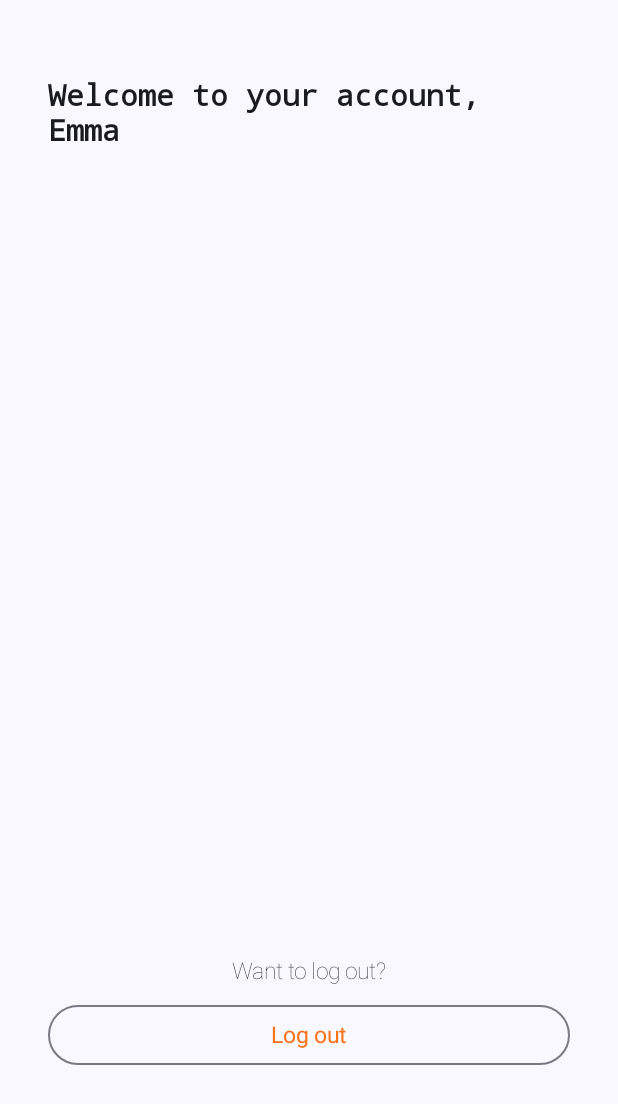
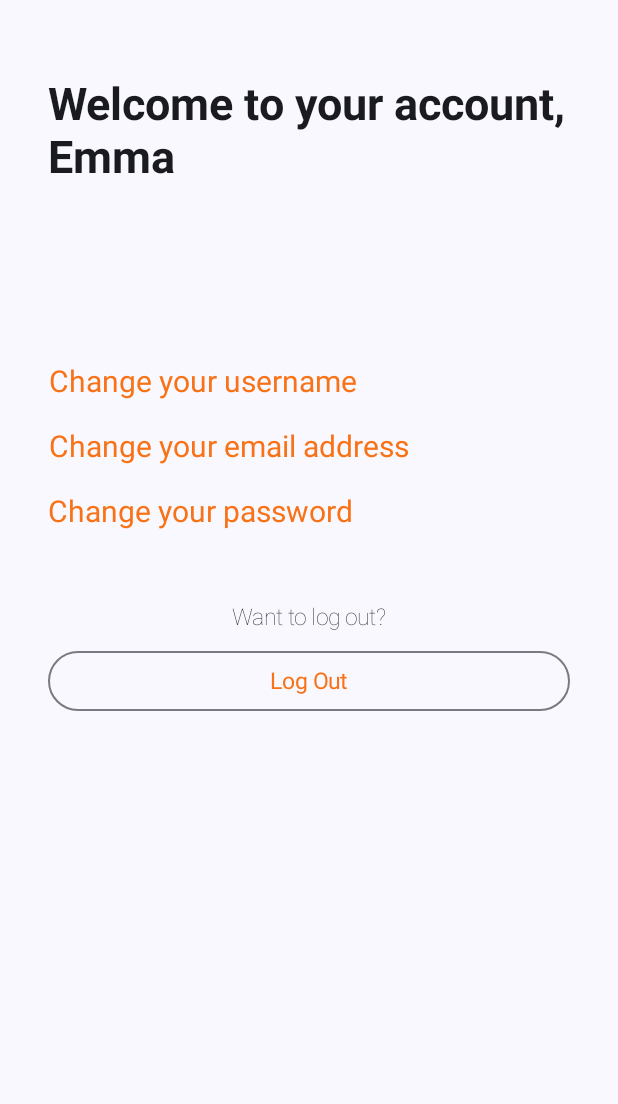
Before and after one commit to foivos-laz/Mobile_Computing_Project, an Android app built with Jetpack Compose: the composable AccountPage shown on its own in the app's theme, on a phone screen of 412 x 824 dp. Shown: the top 1104 px of the screen. Run offline under Robolectric (Android 15) with nearby library versions, the phone set to English and light mode, and no system bars.

Commit message:
Sixth commit

```diff
--- a/app/build.gradle.kts
+++ b/app/build.gradle.kts
@@ -2,6 +2,7 @@ plugins {
     alias(libs.plugins.android.application)
     alias(libs.plugins.kotlin.android)
     alias(libs.plugins.kotlin.compose)
+    alias(libs.plugins.google.gms.google.services)
 }
 
 android {
@@ -49,6 +50,8 @@ dependencies {
     implementation(libs.androidx.ui.graphics)
     implementation(libs.androidx.ui.tooling.preview)
     implementation(libs.androidx.material3)
+    implementation(libs.firebase.auth)
+    implementation(libs.firebase.firestore)
     testImplementation(libs.junit)
     androidTestImplementation(libs.androidx.junit)
     androidTestImplementation(libs.androidx.espresso.core)
--- a/app/src/main/java/com/example/mobilecomputingassignment/Routes.kt
+++ b/app/src/main/java/com/example/mobilecomputingassignment/Routes.kt
@@ -5,4 +5,7 @@ object Routes {
     var loginscreen = "LoginScreen"
     var signupscreen = "SignupScreen"
     var homescreen = "HomeScreen"
+    var namechangescreen = "NameChangeScreen"
+    var passwordhangescreen = "EmailChangeScreen"
+    var emailchangescreen = "PasswordChangeScreen"
 }
--- a/app/src/main/java/com/example/mobilecomputingassignment/pages/AccountPage.kt
+++ b/app/src/main/java/com/example/mobilecomputingassignment/pages/AccountPage.kt
@@ -1,7 +1,10 @@
 package com.example.mobilecomputingassignment.pages
 
+import androidx.compose.foundation.background
+import androidx.compose.foundation.clickable
 import androidx.compose.foundation.layout.Arrangement
 import androidx.compose.foundation.layout.Column
+import androidx.compose.foundation.layout.Row
 import androidx.compose.foundation.layout.Spacer
 import androidx.compose.foundation.layout.fillMaxSize
 import androidx.compose.foundation.layout.fillMaxWidth
@@ -11,15 +14,17 @@ import androidx.compose.material3.ButtonDefaults
 import androidx.compose.material3.OutlinedButton
 import androidx.compose.material3.Text
 import androidx.compose.runtime.Composable
+import androidx.compose.runtime.getValue
+import androidx.compose.runtime.mutableStateOf
+import androidx.compose.runtime.remember
+import androidx.compose.runtime.setValue
 import androidx.compose.ui.Alignment
 import androidx.compose.ui.Modifier
 import androidx.compose.ui.graphics.Color
 import androidx.compose.ui.res.stringResource
 import androidx.compose.ui.text.TextStyle
-import androidx.compose.ui.text.font.FontFamily
 import androidx.compose.ui.text.font.FontWeight
 import androidx.compose.ui.text.style.TextAlign
-import androidx.compose.ui.tooling.preview.Preview
 import androidx.compose.ui.unit.dp
 import androidx.compose.ui.unit.sp
 import androidx.navigation.NavHostController
@@ -28,34 +33,89 @@ import com.example.mobilecomputingassignment.Routes
 
 @Composable
 fun AccountPage(modifier: Modifier = Modifier, navController: NavHostController) {
+
+    val orange = Color(0xFFF87217)
+
+    var enabled by remember {
+        mutableStateOf(true)
+    }
+
     Column(modifier = Modifier.fillMaxSize()
         .padding(32.dp),
         verticalArrangement = Arrangement.Top,
         horizontalAlignment = Alignment.CenterHorizontally
     ) {
-        //This is for the Welcome message
-        Column (modifier = Modifier.fillMaxWidth().padding(0.dp, 20.dp)){
-            Text(text = stringResource(id = R.string.accountpage_text1),
+        /*
+        This is for the Welcome message.
+        Change the "Emma" with the actual name of the user
+        that is retrieved from Firebase.
+        */
+        Column (modifier = Modifier.fillMaxWidth().padding(0.dp, 20.dp)
+        ){
+            Text(text = stringResource(id = R.string.accountpage_text1) +" Emma",
                 modifier = Modifier.fillMaxWidth(),
                 style = TextStyle(
-                    fontSize = 20.sp,
-                    fontFamily = FontFamily.Monospace,
-                    fontWeight = FontWeight.Bold
-                )
-            )
-            //The name here is for testing reasons...
-            //must be replaced later with firebase call
-            Text(text = "Emma",
-                modifier = Modifier.fillMaxWidth(),
-                style = TextStyle(
-                    fontSize = 20.sp,
-                    fontFamily = FontFamily.Monospace,
+                    fontSize = 30.sp,
+                    //fontFamily = FontFamily.Monospace,
                     fontWeight = FontWeight.Bold
                 )
             )
         }
 
-        Spacer(modifier = Modifier.height(520.dp))
+        Spacer(modifier = Modifier.height(100.dp))
+
+        //This is for the change details area of the page
+      Column (modifier = Modifier.fillMaxWidth(),
+          verticalArrangement = Arrangement.Center,
+          horizontalAlignment = Alignment.Start){
+          Text(
+              text = stringResource(id = R.string.accountpage_text3),
+              modifier = Modifier
+                  .clickable(enabled = enabled){
+                      enabled = false
+                      navController.navigate(Routes.namechangescreen)
+                  },
+              textAlign = TextAlign.Center,
+              style = TextStyle(
+                  fontSize = 20.sp,
+                  color = orange
+              )
+          )
+
+          Spacer(modifier = Modifier.height(20.dp))
+
+          Text(
+              text = stringResource(id = R.string.accountpage_text4),
+              modifier = Modifier
+                  .clickable(enabled = enabled){
+                      enabled = false
+                      navController.navigate(Routes.emailchangescreen)
+                  },
+              textAlign = TextAlign.Center,
+              style = TextStyle(
+                  fontSize = 20.sp,
+                  color = orange
+              )
+          )
+
+          Spacer(modifier = Modifier.height(20.dp))
+
+          Text(
+              text = stringResource(id = R.string.accountpage_text5),
+              modifier = Modifier
+                  .clickable(enabled = enabled){
+                      enabled = false
+                      navController.navigate(Routes.passwordhangescreen)
+                  },
+              textAlign = TextAlign.Center,
+              style = TextStyle(
+                  fontSize = 20.sp,
+                  color = orange
+              )
+          )
+      }
+
+        Spacer(modifier = Modifier.height(50.dp))
 
         //This handles the logout ui
         Column (modifier = Modifier.fillMaxWidth()){
--- a/app/src/main/res/values/strings.xml
+++ b/app/src/main/res/values/strings.xml
@@ -1,7 +1,7 @@
 <resources>
     <string name="app_name">Univents</string>
     <string name="authscreen_text1">Your #1 app for all your university events!</string>
-    <string name="authscreen_button1">Logi n</string>
+    <string name="authscreen_button1">Log In</string>
     <string name="authscreen_button2">Sign Up</string>
     <string name="loginscreen_text1">Welcome Back!</string>
     <string name="loginscreen_textbox_email">Email address</string>
@@ -20,5 +20,11 @@
     <string name="navbar_polls">Polls</string>
     <string name="accountpage_text1">Welcome to your account,</string>
     <string name="accountpage_text2">Want to log out?</string>
-    <string name="accountpage_logout_button">Log out</string>
+    <string name="accountpage_logout_button">Log Out</string>
+    <string name="accountpage_text3">Change your username</string>
+    <string name="accountpage_text4">Change your email address</string>
+    <string name="accountpage_text5">Change your password</string>
+    <string name="namechangescreen_text1">Hi! Do you want to change your username?</string>
+    <string name="passwordchangescreen_text1">Hi! Do you want to change your password?</string>
+    <string name="emailchangescreen_text1">Hi! Do you want to change your email?</string>
 </resources>
--- a/build.gradle.kts
+++ b/build.gradle.kts
@@ -3,4 +3,5 @@ plugins {
     alias(libs.plugins.android.application) apply false
     alias(libs.plugins.kotlin.android) apply false
     alias(libs.plugins.kotlin.compose) apply false
+    alias(libs.plugins.google.gms.google.services) apply false
 }
--- a/gradle/libs.versions.toml
+++ b/gradle/libs.versions.toml
@@ -8,6 +8,9 @@ espressoCore = "3.6.1"
 lifecycleRuntimeKtx = "2.9.1"
 activityCompose = "1.10.1"
 composeBom = "2024.09.00"
+googleGmsGoogleServices = "4.4.2"
+firebaseAuth = "23.2.1"
+firebaseFirestore = "25.1.4"
 
 [libraries]
 androidx-core-ktx = { group = "androidx.core", name = "core-ktx", version.ref = "coreKtx" }
@@ -24,8 +27,11 @@ androidx-ui-tooling-preview = { group = "androidx.compose.ui", name = "ui-toolin
 androidx-ui-test-manifest = { group = "androidx.compose.ui", name = "ui-test-manifest" }
 androidx-ui-test-junit4 = { group = "androidx.compose.ui", name = "ui-test-junit4" }
 androidx-material3 = { group = "androidx.compose.material3", name = "material3" }
+firebase-auth = { group = "com.google.firebase", name = "firebase-auth", version.ref = "firebaseAuth" }
+firebase-firestore = { group = "com.google.firebase", name = "firebase-firestore", version.ref = "firebaseFirestore" }
 
 [plugins]
 android-application = { id = "com.android.application", version.ref = "agp" }
 kotlin-android = { id = "org.jetbrains.kotlin.android", version.ref = "kotlin" }
 kotlin-compose = { id = "org.jetbrains.kotlin.plugin.compose", version.ref = "kotlin" }
+google-gms-google-services = { id = "com.google.gms.google-services", version.ref = "googleGmsGoogleServices" }
```
Also changed, not shown: app/src/main/java/com/example/mobilecomputingassignment/AppNavigation.kt (+15 -1 lines), app/src/main/java/com/example/mobilecomputingassignment/pages/ClubsPage.kt (+32 -3 lines), app/src/main/java/com/example/mobilecomputingassignment/pages/EventPage.kt (+32 -3 lines), app/src/main/java/com/example/mobilecomputingassignment/pages/PollsPage.kt (+32 -3 lines), app/src/main/java/com/example/mobilecomputingassignment/screen/EmailChangeScreen.kt (added, +100 -0 lines), app/src/main/java/com/example/mobilecomputingassignment/screen/LoginScreen.kt (+11 -12 lines), app/src/main/java/com/example/mobilecomputingassignment/screen/NameChangeScreen.kt (added, +101 -0 lines), app/src/main/java/com/example/mobilecomputingassignment/screen/PasswordChangeScreen.kt (added, +99 -0 lines), app/src/main/java/com/example/mobilecomputingassignment/screen/SignupScreen.kt (+11 -11 lines), app/src/main/java/com/example/mobilecomputingassignment/viewmodel/AuthViewModel.kt (+60 -12 lines), 3 other files.
